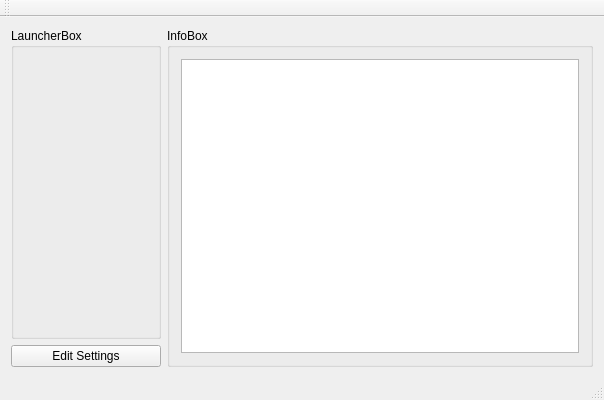
Qt form ApplicationSwitcher/ApplicationSwitcher.ui (fdasta0079/ArcadeSwitcher) before a commit.
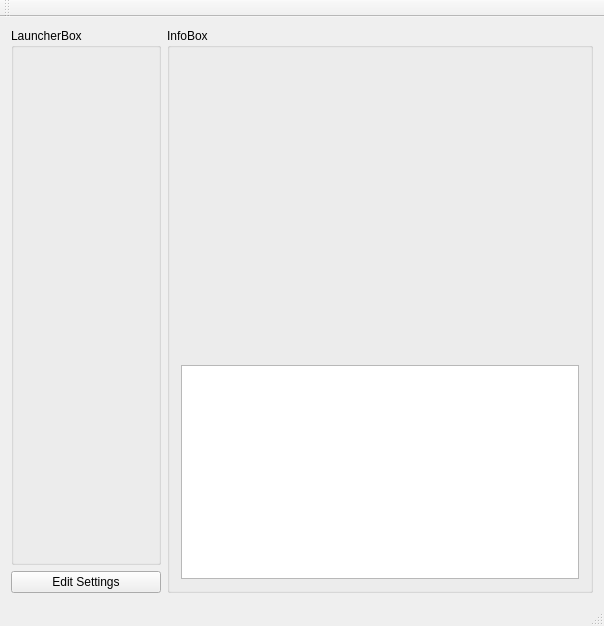
The same form after that commit.

Commit message: Added image and description functionality.

Patch:
```diff
--- a/ApplicationSwitcher/ApplicationSwitcher.ui
+++ b/ApplicationSwitcher/ApplicationSwitcher.ui
@@ -7,7 +7,7 @@
     <x>0</x>
     <y>0</y>
     <width>604</width>
-    <height>400</height>
+    <height>626</height>
    </rect>
   </property>
   <property name="windowTitle">
@@ -47,12 +47,26 @@
       </property>
       <layout class="QVBoxLayout" name="verticalLayout_4">
        <item>
-        <layout class="QVBoxLayout" name="videoLayout"/>
+        <widget class="QLabel" name="imageLabel">
+         <property name="sizePolicy">
+          <sizepolicy hsizetype="Preferred" vsizetype="Fixed">
+           <horstretch>0</horstretch>
+           <verstretch>0</verstretch>
+          </sizepolicy>
+         </property>
+         <property name="minimumSize">
+          <size>
+           <width>0</width>
+           <height>300</height>
+          </size>
+         </property>
+         <property name="text">
+          <string/>
+         </property>
+        </widget>
        </item>
        <item>
-        <layout class="QVBoxLayout" name="infoLayout">
-         <item>
-          <widget class="QTextEdit" name="textEdit">
+        <widget class="QTextEdit" name="descriptionEdit">
            <property name="sizePolicy">
             <sizepolicy hsizetype="MinimumExpanding" vsizetype="MinimumExpanding">
              <horstretch>0</horstretch>
@@ -62,8 +76,6 @@
           </widget>
          </item>
         </layout>
-       </item>
-      </layout>
      </widget>
     </item>
    </layout>
```
Left out of the diff: 2 changed lines with no effect on the pictures. Lines whose indentation alone changed are shown as unchanged. The commit also changes 8 other files.
